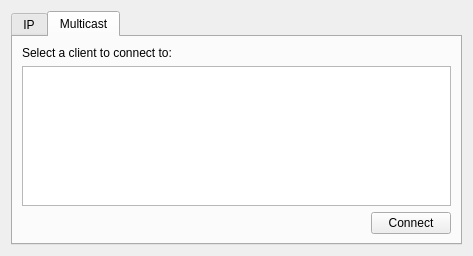
Old version of the form qt/RobotStation/robotconnectdialog.ui in the repository jgcoded/RaspbOOP.
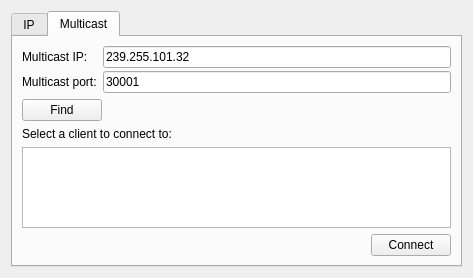
New version of the form. The open tabs and pages were chosen to show the change.

Commit message: GUI and Server: Began implementing a connection dialogue between the client and server. The client will send a connection a request and the server will respond by echoing the data that was sent from the client. Also began implementing multicasting. The server now joins the multicast group, but the GUI-side multicast receiving side of things isn't working. I verified that the server is sending out packets to the correct multicast group. The client just doesn't join the group at all. I'm probably giving an incorrect ip configuration on the client side.

What changed in the file:
```diff
--- a/qt/RobotStation/robotconnectdialog.ui
+++ b/qt/RobotStation/robotconnectdialog.ui
@@ -7,7 +7,7 @@
     <x>0</x>
     <y>0</y>
     <width>473</width>
-    <height>256</height>
+    <height>278</height>
    </rect>
   </property>
   <property name="windowTitle">
@@ -157,6 +157,60 @@
        <string>Multicast</string>
       </attribute>
       <layout class="QVBoxLayout" name="verticalLayout_3">
+       <item>
+        <layout class="QFormLayout" name="formLayout_2">
+         <property name="verticalSpacing">
+          <number>3</number>
+         </property>
+         <item row="0" column="0">
+          <widget class="QLabel" name="label_4">
+           <property name="text">
+            <string>Multicast IP:</string>
+           </property>
+          </widget>
+         </item>
+         <item row="0" column="1">
+          <widget class="QLineEdit" name="multicastIPText">
+           <property name="inputMask">
+            <string>000.000.000.000</string>
+           </property>
+           <property name="text">
+            <string>239.255.101.32</string>
+           </property>
+          </widget>
+         </item>
+         <item row="2" column="0">
+          <widget class="QLabel" name="label_5">
+           <property name="text">
+            <string>Multicast port:</string>
+           </property>
+          </widget>
+         </item>
+         <item row="2" column="1">
+          <widget class="QLineEdit" name="multicastPortText">
+           <property name="inputMask">
+            <string>00000</string>
+           </property>
+           <property name="text">
+            <string>30001</string>
+           </property>
+          </widget>
+         </item>
+        </layout>
+       </item>
+       <item>
+        <widget class="QPushButton" name="findMulticastButton">
+         <property name="sizePolicy">
+          <sizepolicy hsizetype="Maximum" vsizetype="Fixed">
+           <horstretch>0</horstretch>
+           <verstretch>0</verstretch>
+          </sizepolicy>
+         </property>
+         <property name="text">
+          <string>Find</string>
+         </property>
+        </widget>
+       </item>
        <item>
         <widget class="QLabel" name="label_3">
          <property name="text">
@@ -165,7 +219,7 @@
         </widget>
        </item>
        <item>
-        <widget class="QListView" name="listView"/>
+        <widget class="QListWidget" name="multicastList"/>
        </item>
        <item>
         <layout class="QHBoxLayout" name="horizontalLayout_2">
```
Left out of the diff: 30 changed lines with no effect on the pictures. The commit also changes 13 other files.
